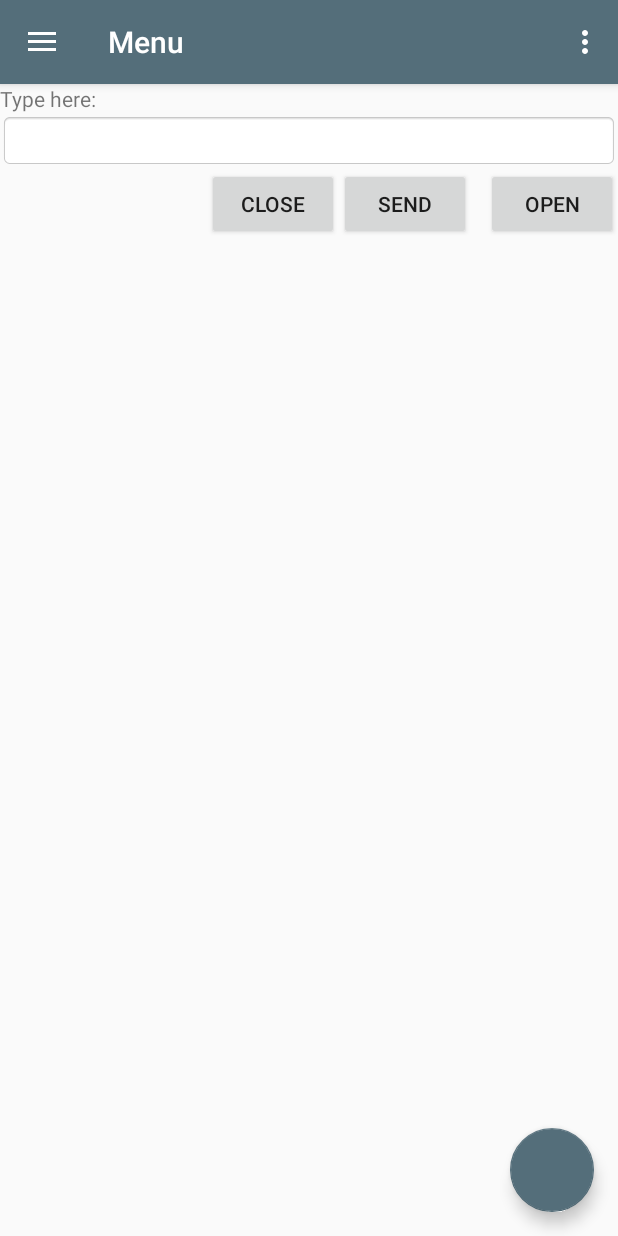
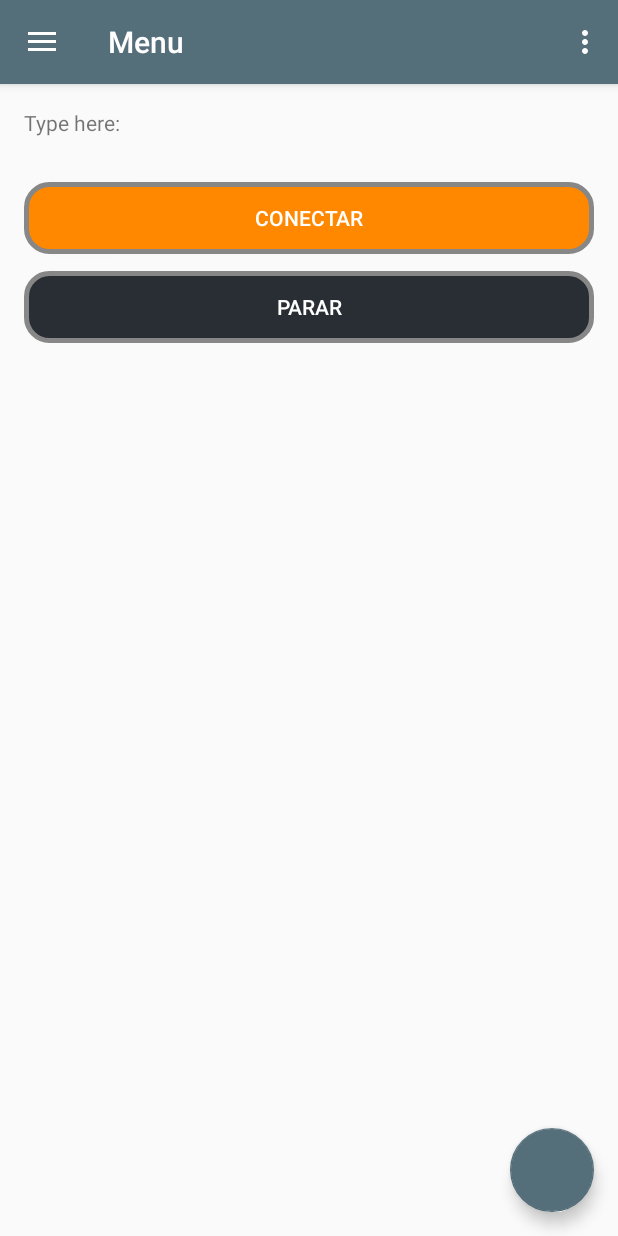
Before and after one commit to cesaralx/Horus_v3.5, an Android app: the fragment Bluethoot placed in its activity, on a phone screen of 412 x 824 dp. Run offline under Robolectric (Android 15) with nearby library versions, the phone set to English and light mode, and no system bars.

```diff
--- a/app/src/main/java/com/example/alexi/horus_v35/Bluethoot.java
+++ b/app/src/main/java/com/example/alexi/horus_v35/Bluethoot.java
@@ -42,7 +42,6 @@ import java.util.UUID;
 public class Bluethoot extends Fragment {
 
     TextView myLabel;
-    EditText myTextbox;
     BluetoothAdapter mBluetoothAdapter;
     BluetoothSocket mmSocket;
     BluetoothDevice mmDevice;
@@ -148,10 +147,9 @@ public class Bluethoot extends Fragment {
 
 
         Button openButton = (Button)view.findViewById(R.id.open);
-        Button sendButton = (Button)view.findViewById(R.id.send);
+//        Button sendButton = (Button)view.findViewById(R.id.send);
         Button closeButton = (Button)view.findViewById(R.id.close);
         myLabel = (TextView)view.findViewById(R.id.label);
-        myTextbox = (EditText)view.findViewById(R.id.entry);
 
         //kkkkkkkkkkkkk
         //Open Button
@@ -169,17 +167,17 @@ public class Bluethoot extends Fragment {
         });
 
         //Send Button
-        sendButton.setOnClickListener(new View.OnClickListener()
-        {
-            public void onClick(View v)
-            {
-                try
-                {
-                    sendData();
-                }
-                catch (IOException ex) { }
-            }
-        });
+//        sendButton.setOnClickListener(new View.OnClickListener()
+//        {
+//            public void onClick(View v)
+//            {
+//                try
+//                {
+//                    sendData();
+//                }
+//                catch (IOException ex) { }
+//            }
+//        });
 
         //Close button
         closeButton.setOnClickListener(new View.OnClickListener()
@@ -190,7 +188,7 @@ public class Bluethoot extends Fragment {
                 {
                     closeBT();
                 }
-                catch (IOException ex) { }
+                catch (Exception ex) { }
             }
         });
 
@@ -303,13 +301,13 @@ public class Bluethoot extends Fragment {
         workerThread.start();
     }
 
-    void sendData() throws IOException
-    {
-        String msg = myTextbox.getText().toString();
-        msg += "\n";
-        mmOutputStream.write(msg.getBytes());
-        myLabel.setText("Data Sent");
-    }
+//    void sendData() throws IOException
+//    {
+//        String msg = myTextbox.getText().toString();
+//        msg += "\n";
+//        mmOutputStream.write(msg.getBytes());
+//        myLabel.setText("Data Sent");
+//    }
 
     void closeBT() throws IOException
     {
--- a/app/src/main/res/layout/activity_main.xml
+++ b/app/src/main/res/layout/activity_main.xml
@@ -46,7 +46,7 @@
                 android:layout_width="match_parent"
                 android:layout_height="wrap_content"
                 android:layout_marginTop="10dp"
-                android:background="#5d5d5d"
+                android:background="@drawable/textedit"
                 android:hint="@string/prompt_user"
                 android:inputType="text"
                 android:maxLines="1"
@@ -63,7 +63,7 @@
                 android:layout_width="match_parent"
                 android:layout_height="wrap_content"
                 android:layout_marginTop="5dp"
-                android:background="#5d5d5d"
+                android:background="@drawable/textedit"
                 android:hint="@string/prompt_password"
                 android:imeActionId="6"
                 android:imeActionLabel="@string/action_sign_in_short"
--- a/app/src/main/res/layout/fragment_bluethoot.xml
+++ b/app/src/main/res/layout/fragment_bluethoot.xml
@@ -1,54 +1,60 @@
 <?xml version="1.0" encoding="utf-8"?>
-<FrameLayout xmlns:android="http://schemas.android.com/apk/res/android"
+<LinearLayout xmlns:android="http://schemas.android.com/apk/res/android"
     xmlns:tools="http://schemas.android.com/tools"
     android:layout_width="match_parent"
     android:layout_height="match_parent"
+    android:gravity="center_horizontal"
+    android:orientation="vertical"
+    android:paddingBottom="@dimen/activity_vertical_margin"
+    android:paddingLeft="@dimen/activity_horizontal_margin"
+    android:paddingRight="@dimen/activity_horizontal_margin"
+    android:paddingTop="@dimen/activity_vertical_margin"
     tools:context=".Bluethoot">
 
     <!-- TODO: Update blank fragment layout -->
 
-    <RelativeLayout
+    <ScrollView
         android:layout_width="match_parent"
         android:layout_height="match_parent">
 
+        <LinearLayout
+            android:layout_width="match_parent"
+            android:layout_height="wrap_content"
+            android:orientation="vertical" >
+
             <TextView
                 android:id="@+id/label"
-            android:layout_width="fill_parent"
-            android:layout_height="wrap_content"
+                android:layout_width="match_parent"
+                android:layout_height="31dp"
                 android:text="Type here:" />
 
-        <EditText
-            android:id="@+id/entry"
-            android:layout_width="fill_parent"
-            android:layout_height="wrap_content"
-            android:layout_below="@id/label"
-            android:background="@android:drawable/editbox_background" />
+            <Space
+                android:layout_width="match_parent"
+                android:layout_height="18dp" />
 
             <Button
                 android:id="@+id/open"
-            android:layout_width="wrap_content"
+                android:layout_width="match_parent"
                 android:layout_height="wrap_content"
                 android:layout_alignParentRight="true"
-            android:layout_below="@id/entry"
-            android:layout_marginLeft="10dip"
-            android:text="Open" />
+                android:background="@drawable/button_acept"
+                android:text="Conectar"
+                android:textColor="@color/cardview_light_background" />
 
-        <Button
-            android:id="@+id/send"
-            android:layout_width="wrap_content"
-            android:layout_height="wrap_content"
-            android:layout_alignTop="@id/open"
-            android:layout_toLeftOf="@id/open"
-            android:text="Send" />
+            <Space
+                android:layout_width="match_parent"
+                android:layout_height="11dp" />
 
             <Button
                 android:id="@+id/close"
-            android:layout_width="wrap_content"
+                android:layout_width="match_parent"
                 android:layout_height="wrap_content"
-            android:layout_alignTop="@id/send"
-            android:layout_toLeftOf="@id/send"
-            android:text="Close" />
 
-    </RelativeLayout>
+                android:background="@drawable/button_cancel"
+                android:text="Parar"
+                android:textColor="@color/cardview_light_background" />
 
-</FrameLayout>
+        </LinearLayout>
+    </ScrollView>
+
+</LinearLayout>
--- a/app/src/main/res/values/colors.xml
+++ b/app/src/main/res/values/colors.xml
@@ -6,4 +6,5 @@
     <color name="colorbutton">#ff8800</color>
     <color name="colorprincipal">#282e34</color>
     <color name="colordefaultamarillo">#FFFFBB33</color>
+    <color name="textedit">#5d5d5d</color>
 </resources>
--- a/app/src/main/res/values/dimens.xml
+++ b/app/src/main/res/values/dimens.xml
@@ -5,4 +5,5 @@
     <dimen name="nav_header_vertical_spacing">8dp</dimen>
     <dimen name="nav_header_height">176dp</dimen>
     <dimen name="fab_margin">16dp</dimen>
+    <dimen name="widget_margin">8dp</dimen>
 </resources>
```
Also changed, not shown: app/src/main/AndroidManifest.xml (+9 -0 lines), app/src/main/java/com/example/alexi/horus_v35/ForgetPassword.java (+21 -43 lines), app/src/main/java/com/example/alexi/horus_v35/SimpleWidgetProvider.java (added, +45 -0 lines), app/src/main/res/drawable/textedit.xml (added, +25 -0 lines), app/src/main/res/layout/activity_forget_password.xml (+22 -1 lines), app/src/main/res/layout/simple_widget.xml (added, +32 -0 lines), app/src/main/res/xml/simple_widget_info.xml (added, +9 -0 lines). Lines whose indentation alone changed are shown as unchanged.
